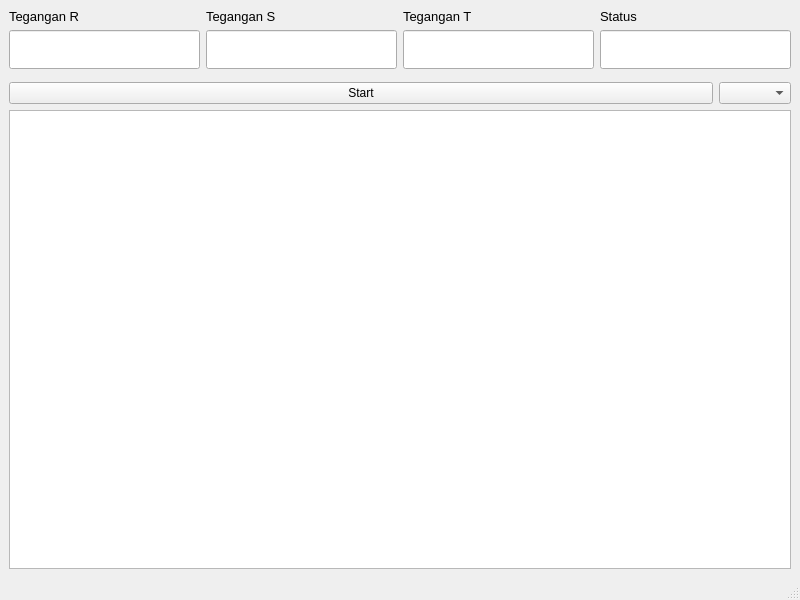
190431100099/Projeck_tobi, file main.ui: the form before one commit.
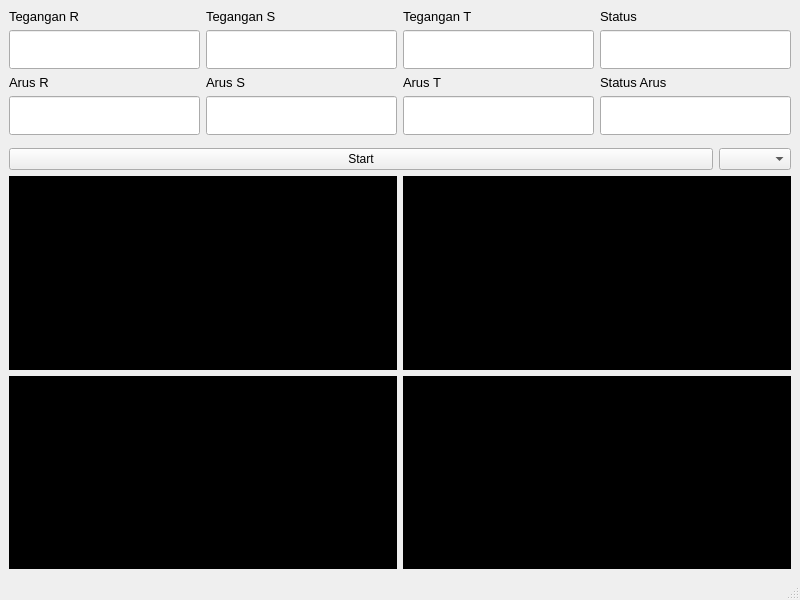
The form after the commit.

What changed in the file:
```diff
--- a/main.ui
+++ b/main.ui
@@ -104,7 +104,84 @@
          </widget>
         </item>
         <item>
-         <widget class="QLineEdit" name="line_Status">
+         <widget class="QLineEdit" name="line_Status_T">
+          <property name="styleSheet">
+           <string notr="true">font-size:20pt;</string>
+          </property>
+         </widget>
+        </item>
+       </layout>
+      </item>
+      <item>
+       <layout class="QHBoxLayout" name="horizontalLayout_5">
+        <item>
+         <widget class="QLabel" name="label_4">
+          <property name="styleSheet">
+           <string notr="true">font-size:10pt;</string>
+          </property>
+          <property name="text">
+           <string>Arus R</string>
+          </property>
+         </widget>
+        </item>
+        <item>
+         <widget class="QLabel" name="label_3">
+          <property name="styleSheet">
+           <string notr="true">font-size:10pt;</string>
+          </property>
+          <property name="text">
+           <string>Arus S</string>
+          </property>
+         </widget>
+        </item>
+        <item>
+         <widget class="QLabel" name="label_2">
+          <property name="styleSheet">
+           <string notr="true">font-size:10pt;</string>
+          </property>
+          <property name="text">
+           <string>Arus T</string>
+          </property>
+         </widget>
+        </item>
+        <item>
+         <widget class="QLabel" name="label">
+          <property name="styleSheet">
+           <string notr="true">font-size:10pt;</string>
+          </property>
+          <property name="text">
+           <string>Status Arus</string>
+          </property>
+         </widget>
+        </item>
+       </layout>
+      </item>
+      <item>
+       <layout class="QHBoxLayout" name="horizontalLayout_4">
+        <item>
+         <widget class="QLineEdit" name="line_arus_R">
+          <property name="styleSheet">
+           <string notr="true">font-size:20pt;</string>
+          </property>
+         </widget>
+        </item>
+        <item>
+         <widget class="QLineEdit" name="line_arus_S">
+          <property name="styleSheet">
+           <string notr="true">font-size:20pt;
+</string>
+          </property>
+         </widget>
+        </item>
+        <item>
+         <widget class="QLineEdit" name="Line_arus_T">
+          <property name="styleSheet">
+           <string notr="true">font-size:20pt;</string>
+          </property>
+         </widget>
+        </item>
+        <item>
+         <widget class="QLineEdit" name="line_status_A">
           <property name="styleSheet">
            <string notr="true">font-size:20pt;</string>
           </property>
@@ -167,7 +244,69 @@
        </layout>
       </item>
       <item>
-       <widget class="QTableView" name="tableView"/>
+       <layout class="QGridLayout" name="gridLayout">
+        <item row="0" column="0">
+         <widget class="QWidget" name="widget_R" native="true">
+          <property name="sizePolicy">
+           <sizepolicy hsizetype="Preferred" vsizetype="Preferred">
+            <horstretch>0</horstretch>
+            <verstretch>50</verstretch>
+           </sizepolicy>
+          </property>
+          <property name="autoFillBackground">
+           <bool>false</bool>
+          </property>
+          <property name="styleSheet">
+           <string notr="true">background-color:black;</string>
+          </property>
+         </widget>
+        </item>
+        <item row="0" column="1">
+         <widget class="QWidget" name="widget_S" native="true">
+          <property name="sizePolicy">
+           <sizepolicy hsizetype="Preferred" vsizetype="Preferred">
+            <horstretch>0</horstretch>
+            <verstretch>50</verstretch>
+           </sizepolicy>
+          </property>
+          <property name="autoFillBackground">
+           <bool>false</bool>
+          </property>
+          <property name="styleSheet">
+           <string notr="true">background-color:black;</string>
+          </property>
+         </widget>
+        </item>
+        <item row="1" column="1">
+         <widget class="QWidget" name="widget_RST" native="true">
+          <property name="sizePolicy">
+           <sizepolicy hsizetype="Preferred" vsizetype="Preferred">
+            <horstretch>0</horstretch>
+            <verstretch>50</verstretch>
+           </sizepolicy>
+          </property>
+          <property name="styleSheet">
+           <string notr="true">background-color:black;</string>
+          </property>
+         </widget>
+        </item>
+        <item row="1" column="0">
+         <widget class="QWidget" name="widget_T" native="true">
+          <property name="sizePolicy">
+           <sizepolicy hsizetype="Preferred" vsizetype="Preferred">
+            <horstretch>0</horstretch>
+            <verstretch>50</verstretch>
+           </sizepolicy>
+          </property>
+          <property name="autoFillBackground">
+           <bool>false</bool>
+          </property>
+          <property name="styleSheet">
+           <string notr="true">background-color:black;</string>
+          </property>
+         </widget>
+        </item>
+       </layout>
       </item>
      </layout>
     </item>
```
